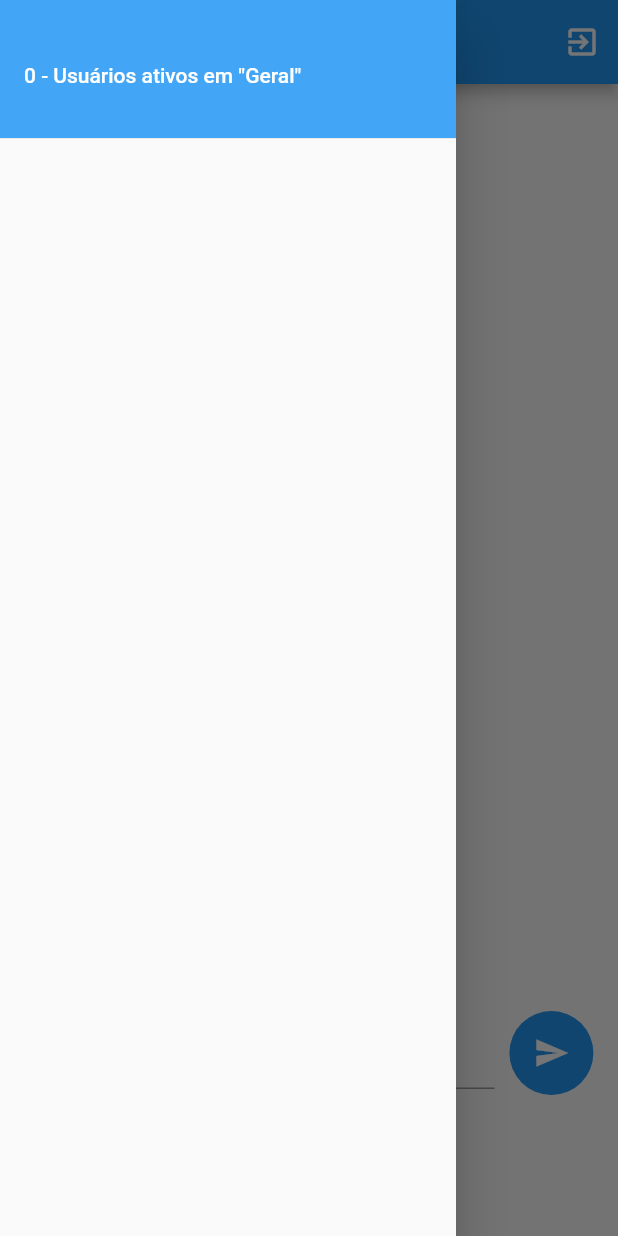
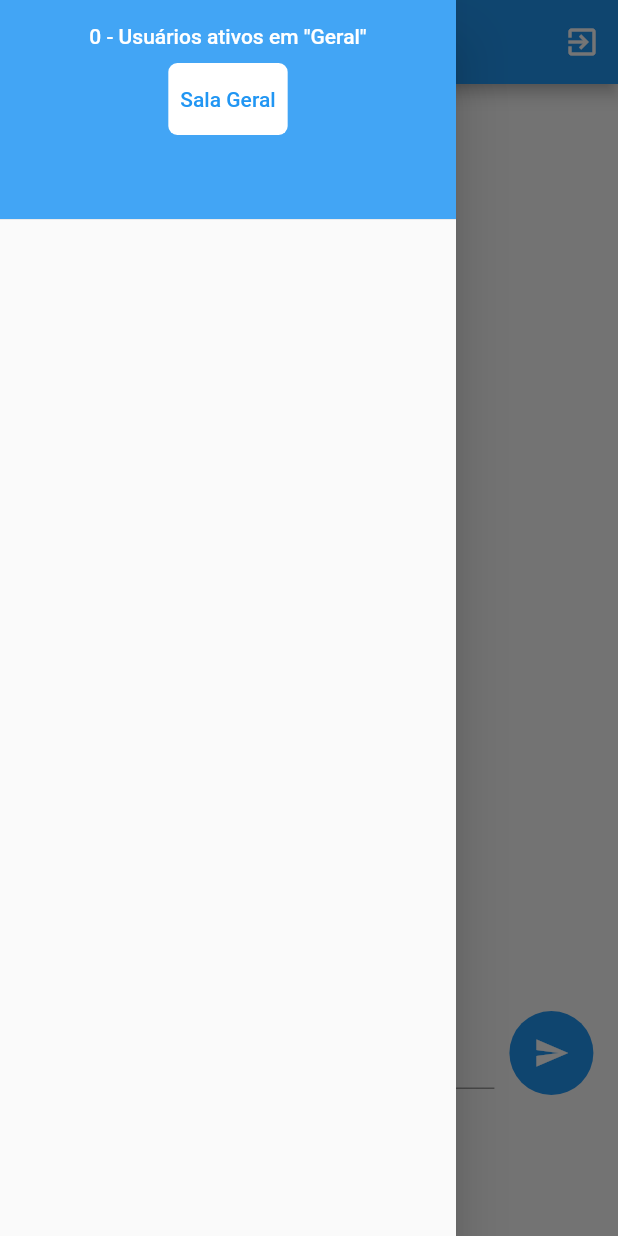
Before and after one commit to leogpinheiro/treinamento_chat_flutter, a Flutter app: the TelaChat screen opened directly with empty values, with the side drawer open, on a phone screen of 412 x 824 dp. Run offline on Flutter 3.47's test engine with Material 2 defaults, Android fonts, the phone set to English and light mode, and no system bars; network calls fail.

Commit message:
Corrigida questão de chat um pra um

```diff
--- a/lib/ChatModel.dart
+++ b/lib/ChatModel.dart
@@ -52,7 +52,13 @@ class ChatModel extends Model {
 
   List<Mensagem> pegaMensagensNaSala(String nomeSala) {
     if (salas != null && salas.length > 0) {
-      Sala nomeSalaAlvo = salas.firstWhere((sala) => sala.nome == nomeSala);
+      print('Sala nome alvo:');
+      print(nomeSala);
+      salas.forEach((sala) {
+        print('Sala nome item:');
+        print(sala.nome);
+      });
+      Sala nomeSalaAlvo = salas?.firstWhere((sala) => sala.nome == nomeSala);
       return nomeSalaAlvo?.mensagens?.toList();
     } else {
       return null;
--- a/lib/TelaChat.dart
+++ b/lib/TelaChat.dart
@@ -22,6 +22,7 @@ class _TelaChatState extends State<TelaChat> {
   List<Usuario> _meusUsuarios;
   SocketControl _channel;
   String salaChat = 'Geral';
+  String amigoAtual;
 
   @override
   void initState() {
@@ -89,6 +90,7 @@ class _TelaChatState extends State<TelaChat> {
     return ListTile(
       onTap: () {
         if (!souEu) {
+          amigoAtual = usuarioItem.nomeUsuario;
           Usuario usuarioAlvo = _meusUsuarios.firstWhere((usuario) => usuario.idUsuario == usuarioItem.idUsuario);
           String salaDestino = _channel.meuUsuario.idUsuario + "+" + usuarioAlvo.idUsuario;
           _channel.chatModel.trocaDeSala(_channel.meuUsuario, salaChat, salaDestino);
@@ -162,15 +164,34 @@ class _TelaChatState extends State<TelaChat> {
   Widget buildChatDrawerTopo() {
     return ScopedModelDescendant<ChatModel>(
       builder: (context, child, model) {
+        String enunciado = salaChat.contains('+') ? 'Conversando com ' + amigoAtual : '${_meusUsuarios?.length ?? 0}' + ' - Usuários ativos em "' + salaChat + '"';
         return Container(
-          height: 100.0,
+          height: 154.0,
           child: DrawerHeader(
-            child: Align(
-              alignment: Alignment.centerLeft,
-              child: Text(
-                '${_meusUsuarios?.length ?? 0}' + ' - Usuários ativos em "' + salaChat + '"',
-                style: TextStyle(color: Colors.white),
-              ),
+            child: Column(
+              crossAxisAlignment: CrossAxisAlignment.center,
+              children: <Widget>[
+                Text(
+                  enunciado,
+                  style: TextStyle(color: Colors.white),
+                ),
+                SizedBox(height: 10),
+                DecoratedBox(
+                  decoration: BoxDecoration(
+                    shape: BoxShape.rectangle,
+                    color: Colors.white,
+                    borderRadius: BorderRadius.all(Radius.circular(6.0)),
+                  ),
+                  child: TextButton(
+                    child: Text("Sala Geral"),
+                    onPressed: () {
+                      salaChat = 'Geral';
+                      _trocaMeDeSala('Geral', salaChat);
+                      _atualizaLista(model);
+                    },
+                  ),
+                ),
+              ],
             ),
             decoration: BoxDecoration(color: Colors.blue.shade400),
           ),
```
